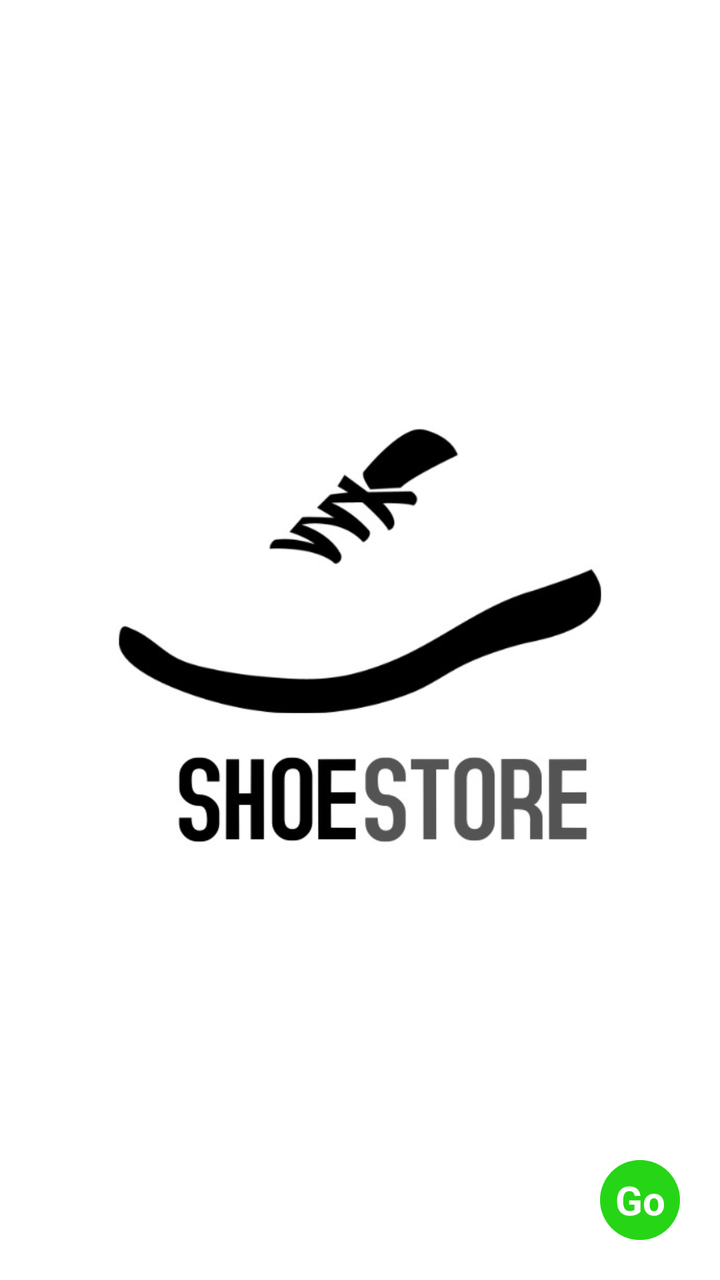
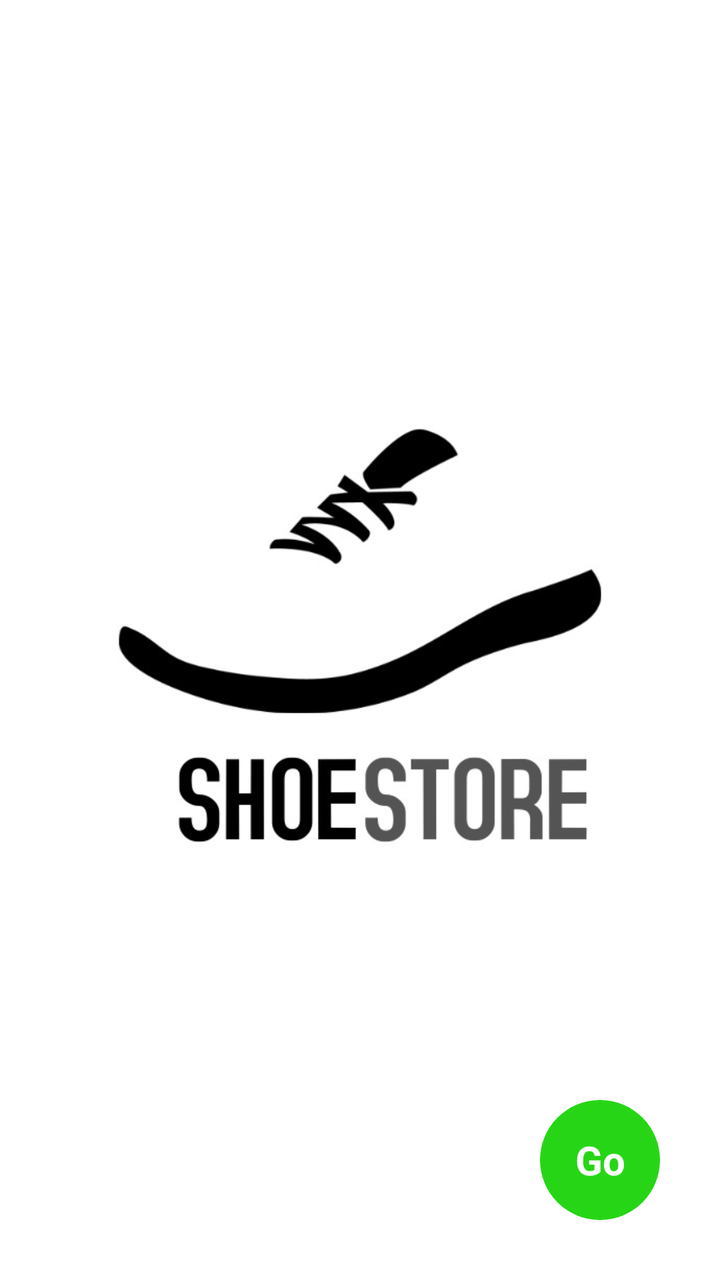

Two renders of the same Android screen: before a commit and after it. Below are the layout's source before the change and the commit's diff.
<!-- AndroidManifest.xml: application theme Theme.ShoeStore -->
<!-- res/layout/activity_main.xml -->
<?xml version="1.0" encoding="utf-8"?>
<androidx.constraintlayout.widget.ConstraintLayout xmlns:android="http://schemas.android.com/apk/res/android"
    xmlns:app="http://schemas.android.com/apk/res-auto"
    xmlns:tools="http://schemas.android.com/tools"
    android:layout_width="match_parent"
    android:layout_height="match_parent"
    tools:context=".MainActivity"
    android:background="@color/white"
    >

    <ImageView
        android:layout_width="wrap_content"
        android:layout_height="wrap_content"
        android:src="@drawable/shoelogo"
        app:layout_constraintBottom_toBottomOf="parent"
        app:layout_constraintEnd_toEndOf="parent"
        app:layout_constraintStart_toStartOf="parent"
        app:layout_constraintTop_toTopOf="parent" />

    <TextView
        android:id="@+id/gobutton"
        android:layout_width="40dp"
        android:layout_height="40dp"
        android:text="Go"
        android:gravity="center"
        android:textColor="@color/white"
        android:textSize="20sp"
        android:textStyle="bold"
        app:layout_constraintBottom_toBottomOf="parent"
        app:layout_constraintEnd_toEndOf="parent"
        android:background="@drawable/gobuttonbg"
        android:layout_marginBottom="20dp"
        android:layout_marginEnd="20dp"
        android:shadowColor="#000000"
        android:shadowDx="0"
        android:shadowDy="4"
        />

</androidx.constraintlayout.widget.ConstraintLayout>
<!-- resources referenced by this layout -->
<resources>
  <color name="white">#FFFFFFFF</color>
  <!-- drawable gobuttonbg (drawable) -->
  <?xml version="1.0" encoding="utf-8"?>
  <shape xmlns:android="http://schemas.android.com/apk/res/android"
      android:shape="oval"
      >
      <solid android:color="#26D616"/>
  
  </shape>
  <!-- drawable shoelogo: jpg bitmap (drawable, 22203 bytes) -->
  <style name="Theme.ShoeStore" parent="Base.Theme.ShoeStore" />
  <style name="Base.Theme.ShoeStore" parent="Theme.Material3.DayNight.NoActionBar">
          
          
      </style>
</resources>

<!-- the commit's change to res/layout/activity_main.xml (unified diff, before → after) -->
@@ -19,8 +19,8 @@
 
     <TextView
         android:id="@+id/gobutton"
-        android:layout_width="40dp"
-        android:layout_height="40dp"
+        android:layout_width="60dp"
+        android:layout_height="60dp"
         android:text="Go"
         android:gravity="center"
         android:textColor="@color/white"
@@ -29,8 +29,8 @@
         app:layout_constraintBottom_toBottomOf="parent"
         app:layout_constraintEnd_toEndOf="parent"
         android:background="@drawable/gobuttonbg"
-        android:layout_marginBottom="20dp"
-        android:layout_marginEnd="20dp"
+        android:layout_marginBottom="30dp"
+        android:layout_marginEnd="30dp"
         android:shadowColor="#000000"
         android:shadowDx="0"
         android:shadowDy="4"
<!-- resource entries referenced after the edit -->
@@ -13,7 +13,9 @@
   <style name="Theme.ShoeStore" parent="Base.Theme.ShoeStore" />
   <style name="Base.Theme.ShoeStore" parent="Theme.Material3.DayNight.NoActionBar">
           
-          
+  
+          <item name="android:statusBarColor">@color/white</item>
+          <item name="android:windowLightStatusBar">true</item>
       </style>
 </resources>
 
